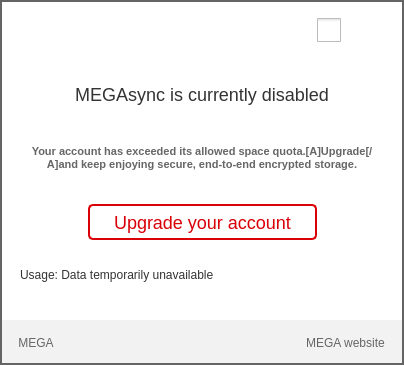
Before: the Qt Designer form Source/MEGASync/gui/win/InfoOverQuotaDialog.ui in meganz/MEGAsync, drawn with Qt 5.
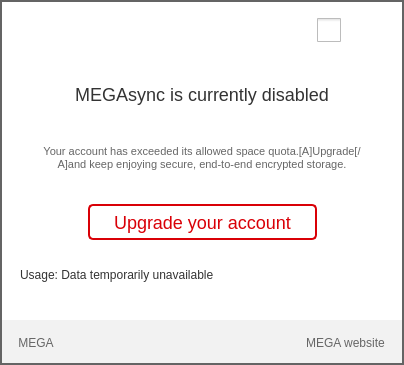
After: the same form once the commit is applied. Icons and pictures are not drawn. Custom widgets are drawn as their Qt base class.

Patch:
```diff
--- a/Source/MEGASync/gui/win/InfoOverQuotaDialog.ui
+++ b/Source/MEGASync/gui/win/InfoOverQuotaDialog.ui
@@ -440,8 +440,6 @@
                <property name="font">
                 <font>
                  <pointsize>-1</pointsize>
-                 <weight>75</weight>
-                 <bold>true</bold>
                 </font>
                </property>
                <property name="text">
```
Left out of the diff: 32 changed lines with no effect on the pictures.
